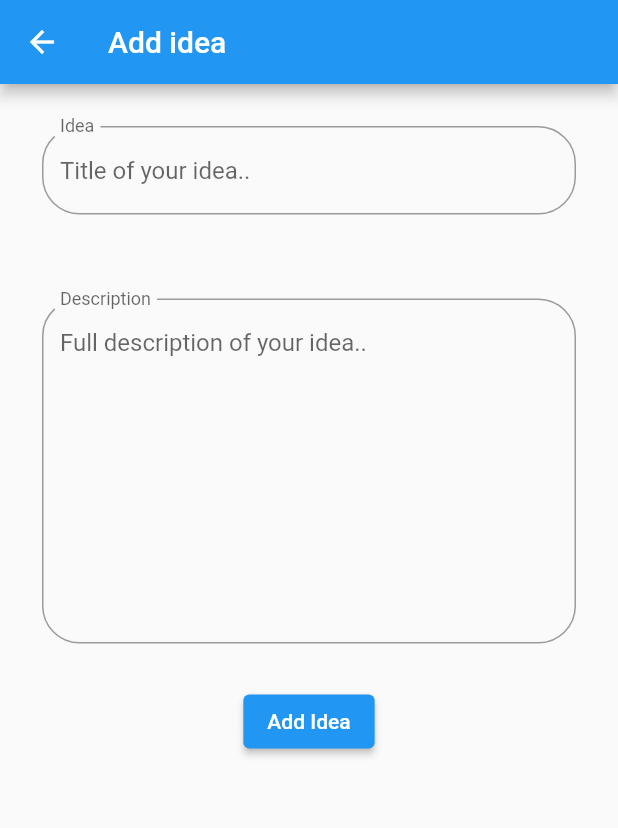
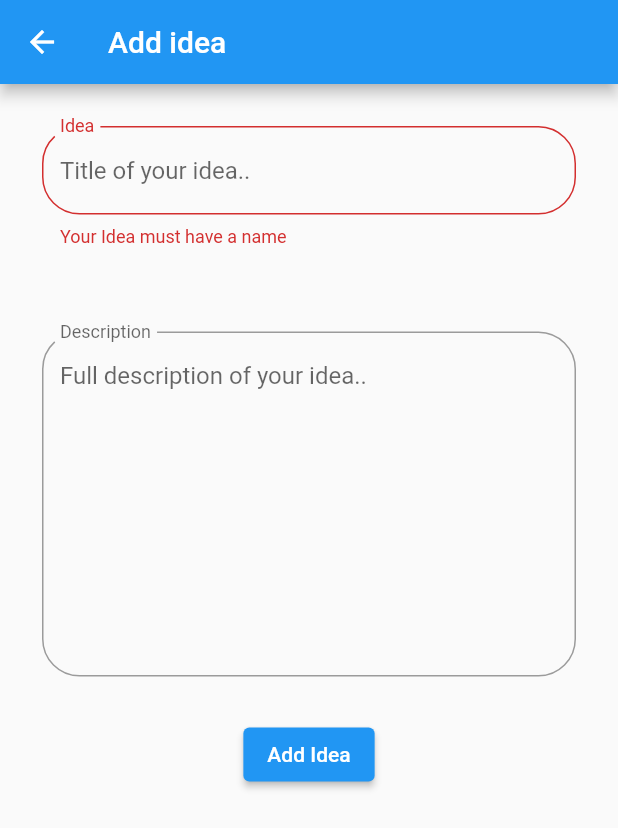
Before and after one commit to davorkomusanac/deprecated_ideago, a Flutter app: the AddIdeaPage screen opened directly, after a tap on "Add Idea", on a phone screen of 412 x 824 dp. Shown: the top 828 px of the screen. Run offline on Flutter 3.47's test engine with Material 2 defaults, Android fonts, the phone set to English and light mode, and no system bars; our stand-ins replace bloc, equatable, expandable, flutter_bloc, freezed_annotation, hive_flutter; accounts and stored records are empty.

Commit message:
in progress building list view of ideas

```diff
--- a/lib/application/ideas/ideas_cubit.dart
+++ b/lib/application/ideas/ideas_cubit.dart
@@ -12,7 +12,7 @@ class IdeasCubit extends Cubit<IdeasState> {
 
   final IdeasRepository _repository;
 
-  void getIdeas() {
+  void getAllIdeas() {
     try {
       final ideas = _repository.getAllIdeas();
 
@@ -29,7 +29,7 @@ class IdeasCubit extends Cubit<IdeasState> {
     }
   }
 
-  void createIdea({
+  void addIdea({
     required String title,
     required String description,
   }) {
--- a/lib/main.dart
+++ b/lib/main.dart
@@ -39,7 +39,7 @@ class _MyAppState extends State<MyApp> {
   @override
   Widget build(BuildContext context) {
     return BlocProvider(
-      create: (context) => IdeasCubit(_ideasRepository)..getIdeas(),
+      create: (context) => IdeasCubit(_ideasRepository)..getAllIdeas(),
       child: const MaterialApp(
         debugShowCheckedModeBanner: false,
         title: 'IdeaGo',
--- a/lib/presentation/pages/add_idea_page.dart
+++ b/lib/presentation/pages/add_idea_page.dart
@@ -13,6 +13,7 @@ class _AddIdeaPageState extends State<AddIdeaPage> {
   late TextEditingController _titleController;
   late TextEditingController _descriptionController;
   late TextEditingController _categoriesController;
+  final _formKey = GlobalKey<FormState>();
 
   @override
   void initState() {
@@ -31,8 +32,16 @@ class _AddIdeaPageState extends State<AddIdeaPage> {
   }
 
   Widget buildIdeaTitle() {
-    return TextField(
+    return TextFormField(
       controller: _titleController,
+      validator: (value) {
+        if (value == null || value.isEmpty) {
+          return 'Your Idea must have a name';
+        } else {
+          return null;
+        }
+      },
+      autovalidateMode: AutovalidateMode.onUserInteraction,
       decoration: const InputDecoration(
         labelText: 'Idea',
         hintText: 'Title of your idea..',
@@ -69,7 +78,9 @@ class _AddIdeaPageState extends State<AddIdeaPage> {
         appBar: AppBar(
           title: const Text('Add idea'),
         ),
-        body: ListView(
+        body: Form(
+          key: _formKey,
+          child: ListView(
             keyboardDismissBehavior: ScrollViewKeyboardDismissBehavior.onDrag,
             children: [
               Padding(
@@ -83,10 +94,14 @@ class _AddIdeaPageState extends State<AddIdeaPage> {
               Center(
                 child: ElevatedButton(
                   onPressed: () {
-                  context.read<IdeasCubit>().createIdea(
+                    var valid = _formKey.currentState?.validate() ?? false;
+                    if (valid) {
+                      context.read<IdeasCubit>().addIdea(
                             title: _titleController.text,
                             description: _descriptionController.text,
                           );
+                      Navigator.of(context).pop();
+                    }
                   },
                   child: const Text("Add Idea"),
                 ),
@@ -94,6 +109,7 @@ class _AddIdeaPageState extends State<AddIdeaPage> {
             ],
           ),
         ),
+      ),
     );
   }
 }
--- a/lib/presentation/pages/home_page.dart
+++ b/lib/presentation/pages/home_page.dart
@@ -1,3 +1,4 @@
+import 'package:expandable/expandable.dart';
 import 'package:flutter/material.dart';
 import 'package:flutter_bloc/flutter_bloc.dart';
 import 'package:ideago/presentation/pages/add_idea_page.dart';
@@ -60,22 +61,32 @@ class _BuildIdeasState extends State<_BuildIdeas> {
           itemBuilder: (context, index) {
             var idea = state.ideas[index];
             return Padding(
-              padding: const EdgeInsets.all(28.0),
-              child: Row(
-                children: [
-                  Expanded(
-                    child: Text(idea.title),
-                  ),
-                  Expanded(
-                    child: Text(idea.description),
-                  ),
-                  IconButton(
-                    onPressed: () => context.read<IdeasCubit>().deleteIdea(idea),
-                    icon: const Icon(Icons.delete),
-                  ),
-                ],
+              padding: const EdgeInsets.all(48.0),
+              child: Center(
+                child: ExpandablePanel(
+                  header: Text('GO F'),
+                  collapsed: Text("Test"),
+                  expanded: Text("RESULTTT HEHEHE"),
+                ),
               ),
             );
+            // return Padding(
+            //   padding: const EdgeInsets.all(28.0),
+            //   child: Row(
+            //     children: [
+            //       Expanded(
+            //         child: Text(idea.title),
+            //       ),
+            //       Expanded(
+            //         child: Text(idea.description),
+            //       ),
+            //       IconButton(
+            //         onPressed: () => context.read<IdeasCubit>().deleteIdea(idea),
+            //         icon: const Icon(Icons.delete),
+            //       ),
+            //     ],
+            //   ),
+            // );
           },
           itemCount: state.ideas.length,
         );
--- a/pubspec.yaml
+++ b/pubspec.yaml
@@ -40,6 +40,7 @@ dependencies:
   hive_flutter: ^1.1.0
   uuid: ^3.0.6
   equatable: ^2.0.3
+  expandable: ^5.0.1
 
 
 dev_dependencies:
```
Also changed, not shown: pubspec.lock. Lines whose indentation alone changed are shown as unchanged.
